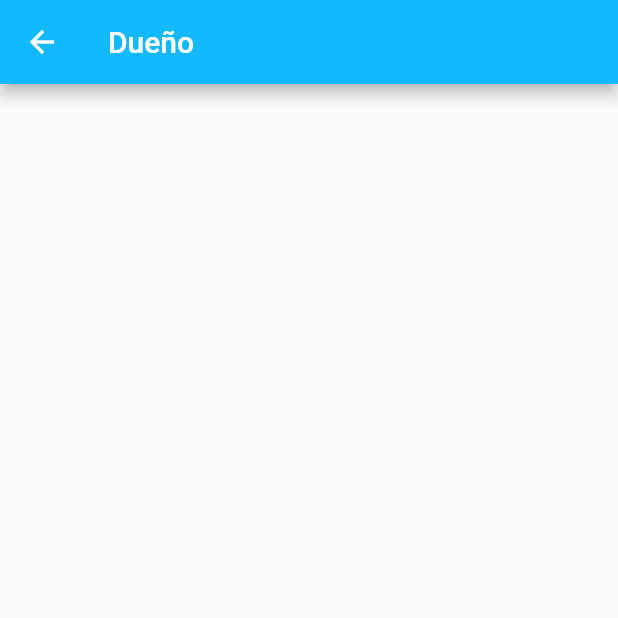
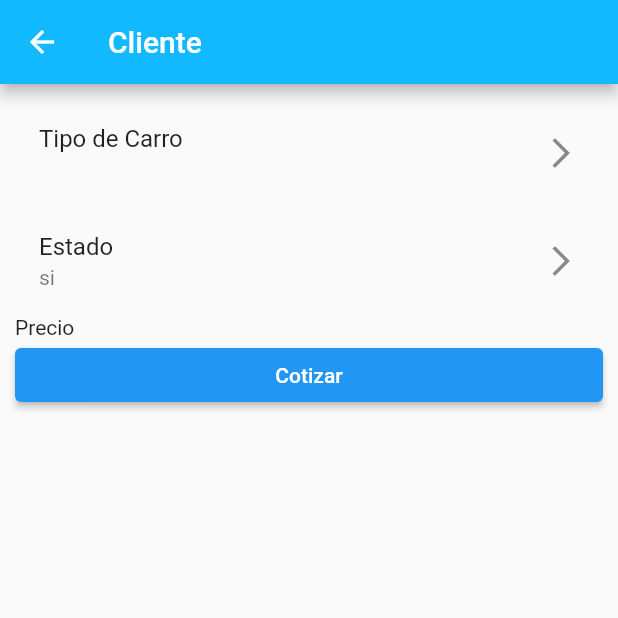
Before and after one commit to ScarKest/BuyCarApp, a Flutter app: the OwnerScreen screen opened by its route, on a phone screen of 412 x 824 dp, the top half of it. Run offline on Flutter 3.47's test engine with Material 2 defaults, Android fonts, the light colour scheme and no system bars; our stand-ins replace bloc, cloud_firestore, firebase_core; accounts and stored records are empty.

Commit message:
Create screen of owner

```diff
--- a/lib/presentation/owner/owner_screen.dart
+++ b/lib/presentation/owner/owner_screen.dart
@@ -1,3 +1,5 @@
+import 'package:buycar/domain/barco.dart';
+import 'package:buycar/presentation/widgets/list_tile_custom.dart';
 import 'package:flutter/material.dart';
 
 class OwnerScreen extends StatefulWidget {
@@ -8,12 +10,50 @@ class OwnerScreen extends StatefulWidget {
 }
 
 class _OwnerScreenState extends State<OwnerScreen> {
+ //Variables para obtener los datos
+  Ship ship = Ship(tipo: '', precio: '');
+  //Port port = Port()
+  //State state = state()
+
+  //Variables para calcular
+  double precioBarco = 0;
+  double precioGrua = 0;
+  double precio = 0;
+
   @override
   Widget build(BuildContext context) {
     return Scaffold(
       appBar: AppBar(
-        title: const Text('Dueño'),
+        title: const Text('Cliente'),
       ),
+      body: _body(),
+    );
+  }
+
+  Widget _body() {
+    return ListView(
+      padding: const EdgeInsets.all(10),
+      children: [
+        ListTileCustom(
+          title: 'Tipo de Carro',
+          onTap: () => Navigator.pushNamed(context, '/ships').then(
+            (value) => setState(
+              () => ship = value! as Ship,
+            ),
+          ),
+          subTitle: ship.tipo,
+        ),
+        ListTileCustom(
+          title: 'Estado',
+          onTap: () => Navigator.pushNamed(context, '/states'),
+          subTitle: 'si',
+        ),
+        const Text('Precio'),
+        ElevatedButton(
+          onPressed: () => print('Cotizando...'),
+          child: const Text('Cotizar'),
+        )
+      ],
     );
   }
 }
```
Also changed, not shown: 1 other file.
